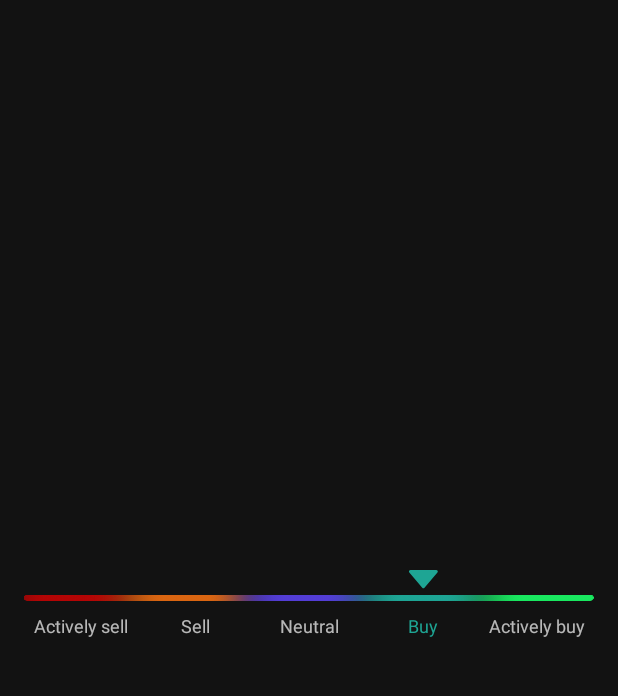
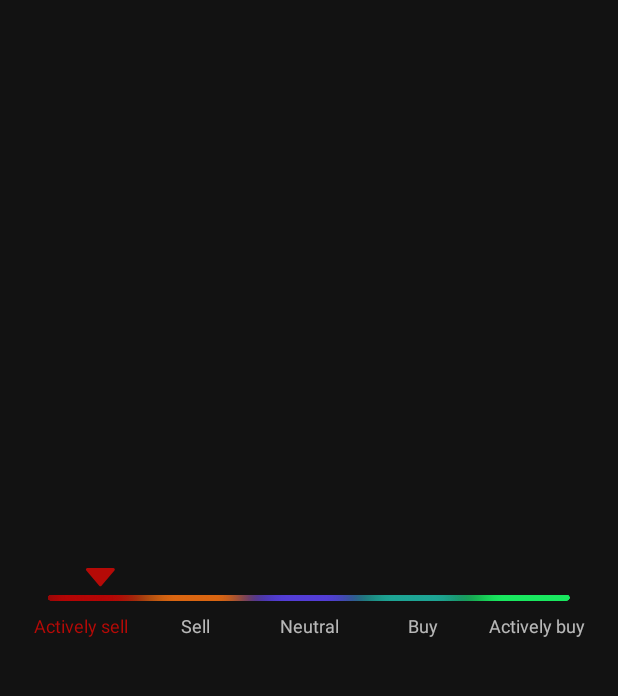
Before and after one commit to RMirin/WebsocketProjectTest, an Android app: the screen it shows after launch (MainActivity), on a phone screen of 412 x 824 dp, the part 62-758 px from its top. Run offline under Robolectric (Android 15) with nearby library versions, the phone set to English and light mode, and no system bars; our stand-ins replace Dagger/Hilt's generated code, data binding.

Commit message:
rsi view color of indicator's thumb and range of values

```diff
--- a/app/src/main/java/com/websocket/project/ui/custom/rsi_view/RsiIndicator.kt
+++ /dev/null
@@ -1,31 +0,0 @@
-package com.websocket.project.ui.custom.rsi_view
-
-import androidx.annotation.ColorRes
-import androidx.annotation.StringRes
-import com.websocket.project.R
-
-enum class RsiIndicator(
-    @StringRes val rsiText: Int,
-    @ColorRes val rsiColor: Int
-) {
-    ACTIVELY_SELL(
-        rsiText = R.string.actively_sell,
-        rsiColor = R.color.actively_sell
-    ),
-    SELL(
-        rsiText = R.string.sell,
-        rsiColor = R.color.sell
-    ),
-    NEUTRAL(
-        rsiText = R.string.neutral,
-        rsiColor = R.color.neutral
-    ),
-    BUY(
-        rsiText = R.string.buy,
-        rsiColor = R.color.buy
-    ),
-    ACTIVELY_BUY(
-        rsiText = R.string.actively_buy,
-        rsiColor = R.color.actively_buy
-    )
-}
--- a/app/src/main/java/com/websocket/project/ui/custom/rsi_view/RsiView.kt
+++ b/app/src/main/java/com/websocket/project/ui/custom/rsi_view/RsiView.kt
@@ -1,13 +1,16 @@
 package com.websocket.project.ui.custom.rsi_view
 
 import android.content.Context
+import android.graphics.drawable.Drawable
 import android.util.AttributeSet
 import android.view.View
-import android.widget.ImageView
+import android.widget.TextView
+import androidx.appcompat.content.res.AppCompatResources
+import androidx.appcompat.widget.AppCompatSeekBar
 import androidx.constraintlayout.widget.ConstraintLayout
+import androidx.core.content.ContextCompat
+import androidx.core.graphics.drawable.DrawableCompat
 import com.websocket.project.R
-import android.widget.TextView
-import androidx.core.content.ContextCompat
 
 class RsiView @JvmOverloads constructor(context: Context, attrs: AttributeSet? = null, defStyleAttr: Int = 0) :
     ConstraintLayout(context, attrs, defStyleAttr) {
@@ -17,20 +20,15 @@ class RsiView @JvmOverloads constructor(context: Context, attrs: AttributeSet? =
     private lateinit var rsiViewNeutralText: TextView
     private lateinit var rsiViewBuyText: TextView
     private lateinit var rsiViewActivelyBuyText: TextView
-    private lateinit var rsiViewActivelySellImg: ImageView
-    private lateinit var rsiViewSellImg: ImageView
-    private lateinit var rsiViewNeutralImg: ImageView
-    private lateinit var rsiViewBuyImg: ImageView
-    private lateinit var rsiViewActivelyBuyImg: ImageView
+    private lateinit var rsiViewSeekBar: AppCompatSeekBar
+    private var rsiSeekBarThumb: Drawable? = null
 
     init {
-        init(attrs)
+        initView()
     }
 
-    private fun init(attrs: AttributeSet?) {
-        View.inflate(context, R.layout.rsi_view, this)
-
-        val ta = context.obtainStyledAttributes(attrs, R.styleable.RsiView)
+    private fun initView() {
+        View.inflate(context, R.layout.view_rsi, this)
 
         try {
             rsiViewActivelySellText = findViewById(R.id.layout_rsi_actively_sell_text)
@@ -38,46 +36,110 @@ class RsiView @JvmOverloads constructor(context: Context, attrs: AttributeSet? =
             rsiViewNeutralText = findViewById(R.id.layout_rsi_neutral_text)
             rsiViewBuyText = findViewById(R.id.layout_rsi_buy_text)
             rsiViewActivelyBuyText = findViewById(R.id.layout_rsi_actively_buy_text)
+            rsiViewSeekBar = findViewById(R.id.rsi_view_seekbar)
+            rsiSeekBarThumb = ContextCompat.getDrawable(context, R.drawable.ic_rsi_arrow)
 
-            rsiViewActivelySellImg = findViewById(R.id.layout_rsi_actively_sell_img)
-            rsiViewSellImg = findViewById(R.id.layout_rsi_sell_img)
-            rsiViewNeutralImg = findViewById(R.id.layout_rsi_neutral_img)
-            rsiViewBuyImg = findViewById(R.id.layout_rsi_buy_img)
-            rsiViewActivelyBuyImg = findViewById(R.id.layout_rsi_actively_buy_img)
-
-            rsiViewActivelySellText.text = context.getText(RsiIndicator.ACTIVELY_SELL.rsiText)
-            rsiViewSellText.text = context.getText(RsiIndicator.SELL.rsiText)
-            rsiViewNeutralText.text = context.getText(RsiIndicator.NEUTRAL.rsiText)
-            rsiViewBuyText.text = context.getText(RsiIndicator.BUY.rsiText)
-            rsiViewActivelyBuyText.text = context.getText(RsiIndicator.ACTIVELY_BUY.rsiText)
-
-        } finally {
-            ta.recycle()
+            rsiViewSeekBar.isEnabled = false
+        } catch (ex: Exception) {
+            ex.printStackTrace()
         }
     }
 
-    fun activateIndicator(indicator: RsiIndicator) {
-        when (indicator) {
-            RsiIndicator.ACTIVELY_SELL -> {
-                rsiViewActivelySellImg.visibility = View.VISIBLE
-                rsiViewActivelySellText.setTextColor(ContextCompat.getColor(context, indicator.rsiColor))
+    fun setIndicator(progress: Int) {
+        if (progress in 0..100) {
+            var rsiColor = 0
+            when (progress) {
+                in 0..4 -> {
+                    rsiColor = R.color.rsi_5
+                    rsiViewActivelySellText.setTextColor(ContextCompat.getColor(context, rsiColor))
+                }
+                in 5..9 -> {
+                    rsiColor = R.color.rsi_10
+                    rsiViewActivelySellText.setTextColor(ContextCompat.getColor(context, rsiColor))
+                }
+                in 10..14 -> {
+                    rsiColor = R.color.rsi_15
+                    rsiViewActivelySellText.setTextColor(ContextCompat.getColor(context, rsiColor))
+                }
+                in 15..19 -> {
+                    rsiColor = R.color.rsi_20
+                    rsiViewActivelySellText.setTextColor(ContextCompat.getColor(context, rsiColor))
+                }
+                in 20..24 -> {
+                    rsiColor = R.color.rsi_25
+                    rsiViewSellText.setTextColor(ContextCompat.getColor(context, rsiColor))
+                }
+                in 25..29 -> {
+                    rsiColor = R.color.rsi_30
+                    rsiViewSellText.setTextColor(ContextCompat.getColor(context, rsiColor))
+                }
+                in 30..34 -> {
+                    rsiColor = R.color.rsi_35
+                    rsiViewSellText.setTextColor(ContextCompat.getColor(context, rsiColor))
+                }
+                in 35..39 -> {
+                    rsiColor = R.color.rsi_40
+                    rsiViewSellText.setTextColor(ContextCompat.getColor(context, rsiColor))
+                }
+                in 40..44 -> {
+                    rsiColor = R.color.rsi_45
+                    rsiViewNeutralText.setTextColor(ContextCompat.getColor(context, rsiColor))
+                }
+                in 45..49 -> {
+                    rsiColor = R.color.rsi_50
+                    rsiViewNeutralText.setTextColor(ContextCompat.getColor(context, rsiColor))
+                }
+                in 50..54 -> {
+                    rsiColor = R.color.rsi_55
+                    rsiViewNeutralText.setTextColor(ContextCompat.getColor(context, rsiColor))
+                }
+                in 55..59 -> {
+                    rsiColor = R.color.rsi_60
+                    rsiViewNeutralText.setTextColor(ContextCompat.getColor(context, rsiColor))
+                }
+                in 60..64 -> {
+                    rsiColor = R.color.rsi_65
+                    rsiViewBuyText.setTextColor(ContextCompat.getColor(context, rsiColor))
+                }
+                in 65..69 -> {
+                    rsiColor = R.color.rsi_70
+                    rsiViewBuyText.setTextColor(ContextCompat.getColor(context, rsiColor))
+                }
+                in 70..74 -> {
+                    rsiColor = R.color.rsi_75
+                    rsiViewBuyText.setTextColor(ContextCompat.getColor(context, rsiColor))
+                }
+                in 75..79 -> {
+                    rsiColor = R.color.rsi_80
+                    rsiViewBuyText.setTextColor(ContextCompat.getColor(context, rsiColor))
+                }
+                in 80..84 -> {
+                    rsiColor = R.color.rsi_85
+                    rsiViewActivelyBuyText.setTextColor(ContextCompat.getColor(context, rsiColor))
+                }
+                in 85..89 -> {
+                    rsiColor = R.color.rsi_90
+                    rsiViewActivelyBuyText.setTextColor(ContextCompat.getColor(context, rsiColor))
+                }
+                in 90..94 -> {
+                    rsiColor = R.color.rsi_95
+                    rsiViewActivelyBuyText.setTextColor(ContextCompat.getColor(context, rsiColor))
+                }
+                in 95..100 -> {
+                    rsiColor = R.color.rsi_100
+                    rsiViewActivelyBuyText.setTextColor(ContextCompat.getColor(context, rsiColor))
+                }
             }
-            RsiIndicator.SELL -> {
-                rsiViewSellImg.visibility = View.VISIBLE
-                rsiViewSellText.setTextColor(ContextCompat.getColor(context, indicator.rsiColor))
+
+            val unwrappedDrawable = AppCompatResources.getDrawable(context, R.drawable.ic_rsi_arrow)
+            val wrappedDrawable = DrawableCompat.wrap(unwrappedDrawable!!)
+            DrawableCompat.setTint(wrappedDrawable, ContextCompat.getColor(context, rsiColor))
+            if (rsiSeekBarThumb != null) {
+                rsiViewSeekBar.thumb = wrappedDrawable
             }
-            RsiIndicator.NEUTRAL -> {
-                rsiViewNeutralImg.visibility = View.VISIBLE
-                rsiViewNeutralText.setTextColor(ContextCompat.getColor(context, indicator.rsiColor))
-            }
-            RsiIndicator.BUY -> {
-                rsiViewBuyImg.visibility = View.VISIBLE
-                rsiViewBuyText.setTextColor(ContextCompat.getColor(context, indicator.rsiColor))
-            }
-            RsiIndicator.ACTIVELY_BUY -> {
-                rsiViewActivelyBuyImg.visibility = View.VISIBLE
-                rsiViewActivelyBuyText.setTextColor(ContextCompat.getColor(context, indicator.rsiColor))
-            }
+            rsiViewSeekBar.progress = progress
+        } else {
+            rsiViewSeekBar.visibility = View.GONE
         }
     }
 }
--- a/app/src/main/java/com/websocket/project/ui/main/MainActivity.kt
+++ b/app/src/main/java/com/websocket/project/ui/main/MainActivity.kt
@@ -5,8 +5,6 @@ import com.websocket.project.R
 import com.websocket.project.ui.custom.rsi_view.RsiView
 import dagger.hilt.android.AndroidEntryPoint
 import androidx.appcompat.app.AppCompatActivity
-import com.websocket.project.ui.custom.rsi_view.RsiIndicator
-
 
 @AndroidEntryPoint
 class MainActivity : AppCompatActivity() {
@@ -21,6 +19,6 @@ class MainActivity : AppCompatActivity() {
 //        }
         //Example of usage of RsiView
         val rsiView = findViewById<RsiView>(R.id.main_rsi_view)
-        rsiView.activateIndicator(RsiIndicator.BUY)
+        rsiView.setIndicator(progress = 10)
     }
 }
--- a/app/src/main/res/drawable/ic_rsi_actively_buy.xml
+++ /dev/null
@@ -1,9 +0,0 @@
-<vector xmlns:android="http://schemas.android.com/apk/res/android"
-    android:width="20dp"
-    android:height="13dp"
-    android:viewportWidth="20"
-    android:viewportHeight="13">
-    <path
-        android:pathData="M11.0022,12.1912C10.6038,12.6469 9.895,12.6469 9.4966,12.1912L0.874,2.3295C0.3085,1.6829 0.7678,0.6713 1.6268,0.6713L18.872,0.6713C19.731,0.6713 20.1902,1.6829 19.6248,2.3295L11.0022,12.1912Z"
-        android:fillColor="@color/actively_buy"/>
-</vector>
--- a/app/src/main/res/drawable/ic_rsi_actively_sell.xml
+++ /dev/null
@@ -1,9 +0,0 @@
-<vector xmlns:android="http://schemas.android.com/apk/res/android"
-    android:width="20dp"
-    android:height="13dp"
-    android:viewportWidth="20"
-    android:viewportHeight="13">
-  <path
-      android:pathData="M11.0022,12.1912C10.6038,12.6469 9.895,12.6469 9.4966,12.1912L0.874,2.3295C0.3085,1.6829 0.7678,0.6713 1.6268,0.6713L18.872,0.6713C19.731,0.6713 20.1902,1.6829 19.6248,2.3295L11.0022,12.1912Z"
-      android:fillColor="@color/actively_sell"/>
-</vector>
--- a/app/src/main/res/drawable/ic_rsi_neutral.xml
+++ b/app/src/main/res/drawable/ic_rsi_arrow.xml
@@ -5,5 +5,5 @@
     android:viewportHeight="13">
     <path
         android:pathData="M11.0022,12.1912C10.6038,12.6469 9.895,12.6469 9.4966,12.1912L0.874,2.3295C0.3085,1.6829 0.7678,0.6713 1.6268,0.6713L18.872,0.6713C19.731,0.6713 20.1902,1.6829 19.6248,2.3295L11.0022,12.1912Z"
-        android:fillColor="@color/neutral"/>
+        android:fillColor="@color/rsi_5"/>
 </vector>
--- a/app/src/main/res/drawable/ic_rsi_buy.xml
+++ /dev/null
@@ -1,9 +0,0 @@
-<vector xmlns:android="http://schemas.android.com/apk/res/android"
-    android:width="20dp"
-    android:height="13dp"
-    android:viewportWidth="20"
-    android:viewportHeight="13">
-    <path
-        android:pathData="M11.0022,12.1912C10.6038,12.6469 9.895,12.6469 9.4966,12.1912L0.874,2.3295C0.3085,1.6829 0.7678,0.6713 1.6268,0.6713L18.872,0.6713C19.731,0.6713 20.1902,1.6829 19.6248,2.3295L11.0022,12.1912Z"
-        android:fillColor="@color/buy"/>
-</vector>
--- a/app/src/main/res/drawable/ic_rsi_sell.xml
+++ /dev/null
@@ -1,9 +0,0 @@
-<vector xmlns:android="http://schemas.android.com/apk/res/android"
-    android:width="20dp"
-    android:height="13dp"
-    android:viewportWidth="20"
-    android:viewportHeight="13">
-    <path
-        android:pathData="M11.0022,12.1912C10.6038,12.6469 9.895,12.6469 9.4966,12.1912L0.874,2.3295C0.3085,1.6829 0.7678,0.6713 1.6268,0.6713L18.872,0.6713C19.731,0.6713 20.1902,1.6829 19.6248,2.3295L11.0022,12.1912Z"
-        android:fillColor="@color/sell"/>
-</vector>
--- a/app/src/main/res/layout/rsi_view.xml
+++ b/app/src/main/res/layout/view_rsi.xml
@@ -12,7 +12,21 @@
         android:layout_height="wrap_content"
         android:src="@drawable/ic_rsi_view_indicator"
         android:scaleType="fitXY"
+        android:layout_marginStart="@dimen/spacing_normal"
+        android:layout_marginEnd="@dimen/spacing_normal"
         app:layout_constraintBottom_toBottomOf="parent"
+        app:layout_constraintEnd_toEndOf="parent"
+        app:layout_constraintStart_toStartOf="parent"
+        app:layout_constraintTop_toTopOf="parent" />
+
+    <androidx.appcompat.widget.AppCompatSeekBar
+        android:id="@+id/rsi_view_seekbar"
+        android:layout_width="match_parent"
+        android:layout_height="wrap_content"
+        android:progress="0"
+        android:enabled="false"
+        android:progressDrawable="@android:color/transparent"
+        app:layout_constraintBottom_toTopOf="@+id/rsi_view_indicator_view"
         app:layout_constraintEnd_toEndOf="parent"
         app:layout_constraintStart_toStartOf="parent"
         app:layout_constraintTop_toTopOf="parent" />
@@ -52,66 +66,11 @@
         android:orientation="vertical"
         app:layout_constraintGuide_percent="0.9" />
 
-    <ImageView
-        android:id="@+id/layout_rsi_actively_sell_img"
-        android:layout_width="wrap_content"
-        android:layout_height="wrap_content"
-        android:visibility="invisible"
-        android:layout_marginBottom="4dp"
-        android:src="@drawable/ic_rsi_actively_sell"
-        app:layout_constraintBottom_toTopOf="@+id/rsi_view_indicator_view"
-        app:layout_constraintEnd_toStartOf="@+id/rsi_view_01_guideline"
-        app:layout_constraintStart_toStartOf="@+id/rsi_view_01_guideline" />
-
-    <ImageView
-        android:id="@+id/layout_rsi_sell_img"
-        android:layout_width="wrap_content"
-        android:layout_height="wrap_content"
-        android:visibility="invisible"
-        android:layout_marginBottom="4dp"
-        android:src="@drawable/ic_rsi_sell"
-        app:layout_constraintBottom_toTopOf="@+id/rsi_view_indicator_view"
-        app:layout_constraintEnd_toStartOf="@+id/rsi_view_03_guideline"
-        app:layout_constraintStart_toStartOf="@+id/rsi_view_03_guideline" />
-
-    <ImageView
-        android:id="@+id/layout_rsi_neutral_img"
-        android:layout_width="wrap_content"
-        android:layout_height="wrap_content"
-        android:visibility="invisible"
-        android:layout_marginBottom="4dp"
-        android:src="@drawable/ic_rsi_neutral"
-        app:layout_constraintBottom_toTopOf="@+id/rsi_view_indicator_view"
-        app:layout_constraintEnd_toStartOf="@+id/rsi_view_05_guideline"
-        app:layout_constraintStart_toStartOf="@+id/rsi_view_05_guideline" />
-
-    <ImageView
-        android:id="@+id/layout_rsi_buy_img"
-        android:layout_width="wrap_content"
-        android:layout_height="wrap_content"
-        android:visibility="invisible"
-        android:layout_marginBottom="4dp"
-        android:src="@drawable/ic_rsi_buy"
-        app:layout_constraintBottom_toTopOf="@+id/rsi_view_indicator_view"
-        app:layout_constraintEnd_toStartOf="@+id/rsi_view_07_guideline"
-        app:layout_constraintStart_toStartOf="@+id/rsi_view_07_guideline" />
-
-    <ImageView
-        android:id="@+id/layout_rsi_actively_buy_img"
-        android:layout_width="wrap_content"
-        android:layout_height="wrap_content"
-        android:visibility="invisible"
-        android:layout_marginBottom="4dp"
-        android:src="@drawable/ic_rsi_actively_buy"
-        app:layout_constraintBottom_toTopOf="@+id/rsi_view_indicator_view"
-        app:layout_constraintEnd_toStartOf="@+id/rsi_view_09_guideline"
-        app:layout_constraintStart_toStartOf="@+id/rsi_view_09_guideline" />
-
     <TextView
         android:id="@+id/layout_rsi_actively_sell_text"
         android:layout_width="wrap_content"
         android:layout_height="wrap_content"
-        tools:text="@string/actively_sell"
+        android:text="@string/actively_sell"
         android:textSize="12sp"
         android:layout_marginTop="8dp"
         app:layout_constraintEnd_toStartOf="@+id/rsi_view_01_guideline"
@@ -122,7 +81,7 @@
         android:id="@+id/layout_rsi_sell_text"
         android:layout_width="wrap_content"
         android:layout_height="wrap_content"
-        tools:text="@string/sell"
+        android:text="@string/sell"
         android:textSize="12sp"
         android:layout_marginTop="8dp"
         app:layout_constraintEnd_toStartOf="@+id/rsi_view_03_guideline"
@@ -133,7 +92,7 @@
         android:id="@+id/layout_rsi_neutral_text"
         android:layout_width="wrap_content"
         android:layout_height="wrap_content"
-        tools:text="@string/neutral"
+        android:text="@string/neutral"
         android:textSize="12sp"
         android:layout_marginTop="8dp"
         app:layout_constraintEnd_toStartOf="@+id/rsi_view_05_guideline"
@@ -144,7 +103,7 @@
         android:id="@+id/layout_rsi_buy_text"
         android:layout_width="wrap_content"
         android:layout_height="wrap_content"
-        tools:text="@string/buy"
+        android:text="@string/buy"
         android:textSize="12sp"
         android:layout_marginTop="8dp"
         app:layout_constraintEnd_toStartOf="@+id/rsi_view_07_guideline"
@@ -155,7 +114,7 @@
         android:id="@+id/layout_rsi_actively_buy_text"
         android:layout_width="wrap_content"
         android:layout_height="wrap_content"
-        tools:text="@string/actively_buy"
+        android:text="@string/actively_buy"
         android:textSize="12sp"
         android:layout_marginTop="8dp"
         app:layout_constraintEnd_toStartOf="@+id/rsi_view_09_guideline"
--- a/app/src/main/res/values/colors.xml
+++ b/app/src/main/res/values/colors.xml
@@ -11,9 +11,25 @@
     <color name="price_down">#e57373</color>
     <color name="price_up">#81c784</color>
 
-    <color name="actively_sell">#B40404</color>
-    <color name="sell">#DA6511</color>
-    <color name="neutral">#533DD6</color>
-    <color name="buy">#1EA594</color>
-    <color name="actively_buy">#19E85F</color>
+    <color name="rsi_5">#9E0709</color>
+    <color name="rsi_10">#B30404</color>
+    <color name="rsi_15">#B50A07</color>
+    <color name="rsi_20">#D1663A</color>
+    <color name="rsi_25">#DA6714</color>
+    <color name="rsi_30">#D96511</color>
+    <color name="rsi_35">#D96612</color>
+    <color name="rsi_40">#A76F64</color>
+    <color name="rsi_45">#4D3E81</color>
+    <color name="rsi_50">#3C2C78</color>
+    <color name="rsi_55">#3C2C78</color>
+    <color name="rsi_60">#526E93</color>
+    <color name="rsi_65">#39AA9E</color>
+    <color name="rsi_70">#1DA494</color>
+    <color name="rsi_75">#1DA494</color>
+    <color name="rsi_80">#3BBC97</color>
+    <color name="rsi_85">#3BE478</color>
+    <color name="rsi_90">#19E75F</color>
+    <color name="rsi_95">#19E75F</color>
+    <color name="rsi_100">#19E75F</color>
+
 </resources>
--- a/app/src/main/res/values/themes.xml
+++ b/app/src/main/res/values/themes.xml
@@ -27,21 +27,4 @@
     </style>
 
     <style name="BottomSheetDialogTheme" parent="BaseBottomSheetDialog" />
-
-<!--    <declare-styleable name="RsiView">-->
-<!--        <attr format="string" name="text"/>-->
-<!--    </declare-styleable>-->
-
-    <declare-styleable name="CustomView">
-        <attr format="string" name="text"/>
-        <attr format="reference" name="image"/>
-    </declare-styleable>
-
-    <declare-styleable name="RsiView">
-        <attr format="string" name="actively_sell_text"/>
-        <attr format="string" name="sell_text"/>
-        <attr format="string" name="neutral_text"/>
-        <attr format="string" name="buy_text"/>
-        <attr format="string" name="actively_buy_text"/>
-    </declare-styleable>
 </resources>
```
